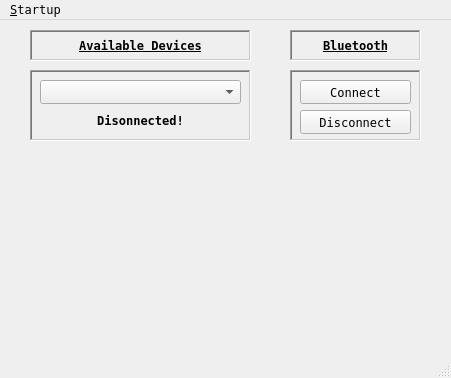
PolymorphicAgent/PhoneAudioLink, file phoneaudiolink.ui: the form before one commit.
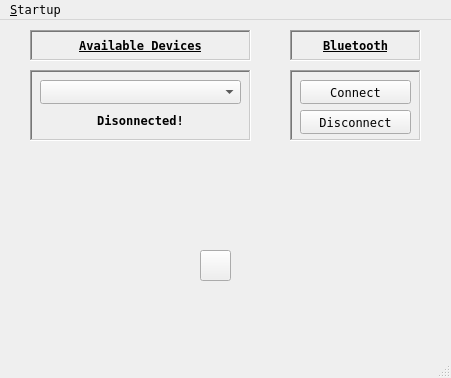
The form after the commit. Icons and pictures are not drawn. Custom widgets are drawn as their Qt base class.

Commit message: Add play-pause Button

Patch:
```diff
--- a/phoneaudiolink.ui
+++ b/phoneaudiolink.ui
@@ -188,6 +188,19 @@
      </property>
     </widget>
    </widget>
+   <widget class="AnimatedButton" name="playPause">
+    <property name="geometry">
+     <rect>
+      <x>200</x>
+      <y>230</y>
+      <width>31</width>
+      <height>31</height>
+     </rect>
+    </property>
+    <property name="text">
+     <string/>
+    </property>
+   </widget>
    <zorder>frame_2</zorder>
    <zorder>frame</zorder>
    <zorder>label</zorder>
@@ -285,6 +298,13 @@
    </property>
   </action>
  </widget>
+ <customwidgets>
+  <customwidget>
+   <class>AnimatedButton</class>
+   <extends>QPushButton</extends>
+   <header location="global">animatedbutton.h</header>
+  </customwidget>
+ </customwidgets>
  <resources/>
  <connections/>
 </ui>
```
Left out of the diff: 11 changed lines with no effect on the pictures. The commit also changes 21 other files.
